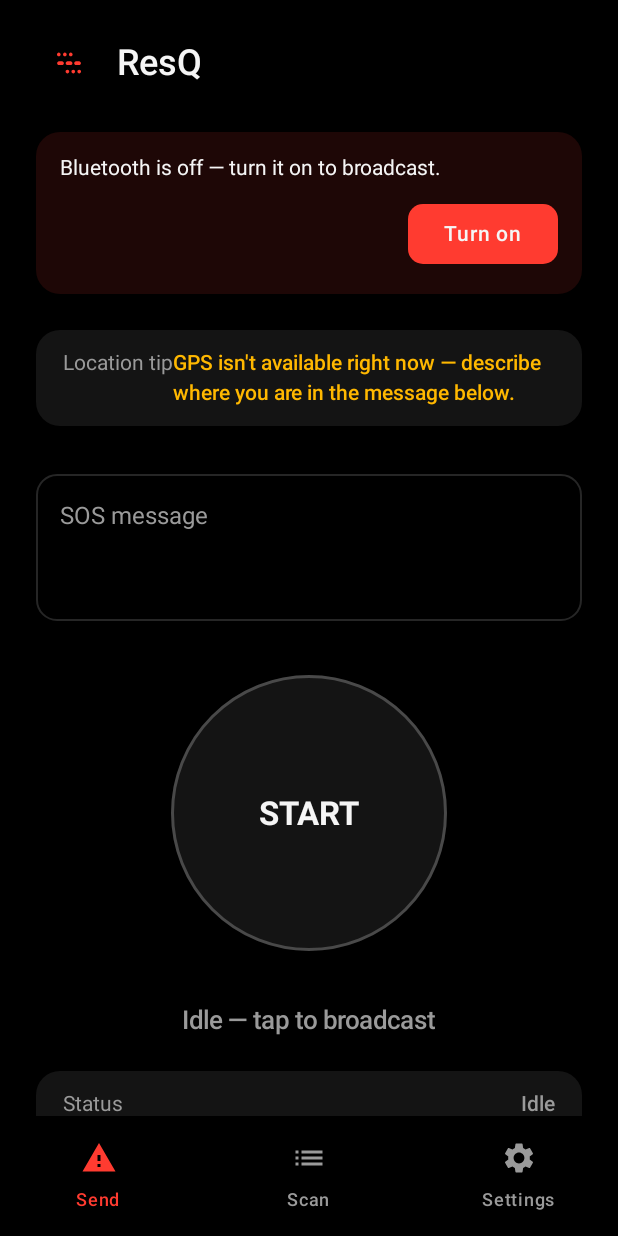
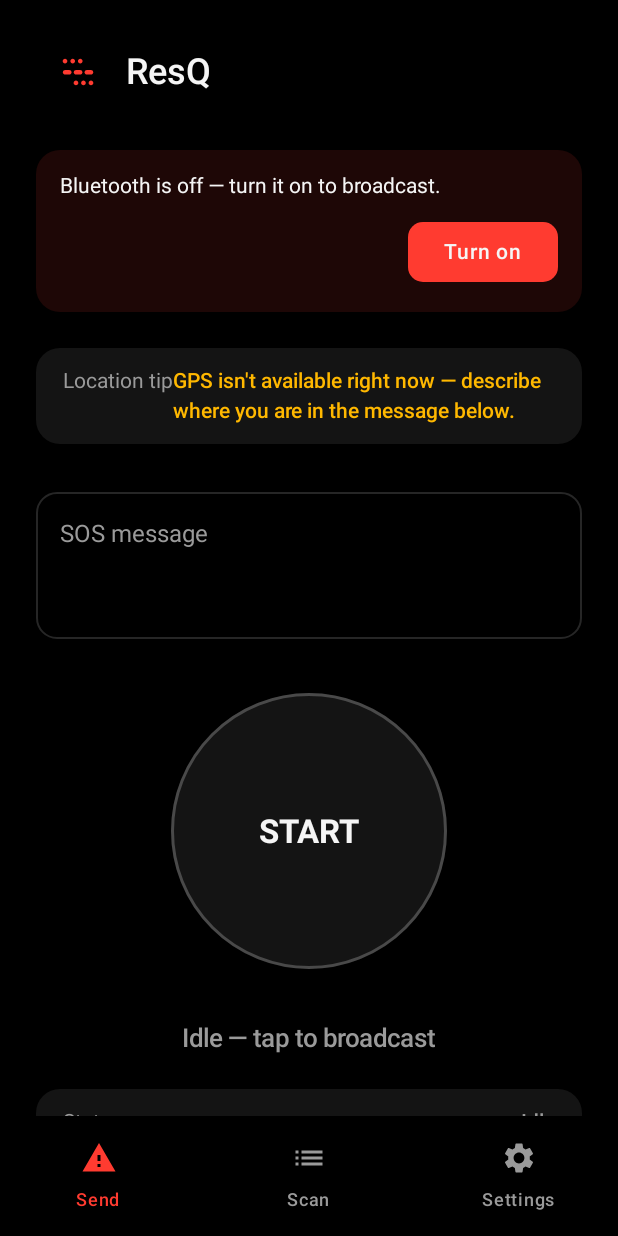
Before and after one commit to JasonKyawLab/ResQ, an Android app built with Jetpack Compose: the screen it shows after launch (MainActivity), on a phone screen of 412 x 824 dp. Run offline under Robolectric (Android 15) with nearby library versions, the phone set to English and light mode, and no system bars.

Commit message:
Enlarge header logo and tighten its spacing from the wordmark
Logo mark on the Send page header: 44dp -> 56dp to better match the
visual weight of the headlineMedium "ResQ" text next to it, and the
gap between them 10dp -> 4dp per feedback that they read as too far
apart.

```diff
--- a/app/src/main/java/com/resq/app/ui/sender/SenderScreen.kt
+++ b/app/src/main/java/com/resq/app/ui/sender/SenderScreen.kt
@@ -88,9 +88,9 @@ private fun SenderScreen(
         Row(
             modifier = Modifier.fillMaxWidth(),
             verticalAlignment = Alignment.CenterVertically,
-            horizontalArrangement = Arrangement.spacedBy(10.dp),
+            horizontalArrangement = Arrangement.spacedBy(4.dp),
         ) {
-            AppMark()
+            AppMark(size = 56.dp)
             Text(
                 text = "ResQ",
                 style = MaterialTheme.typography.headlineMedium,
```
